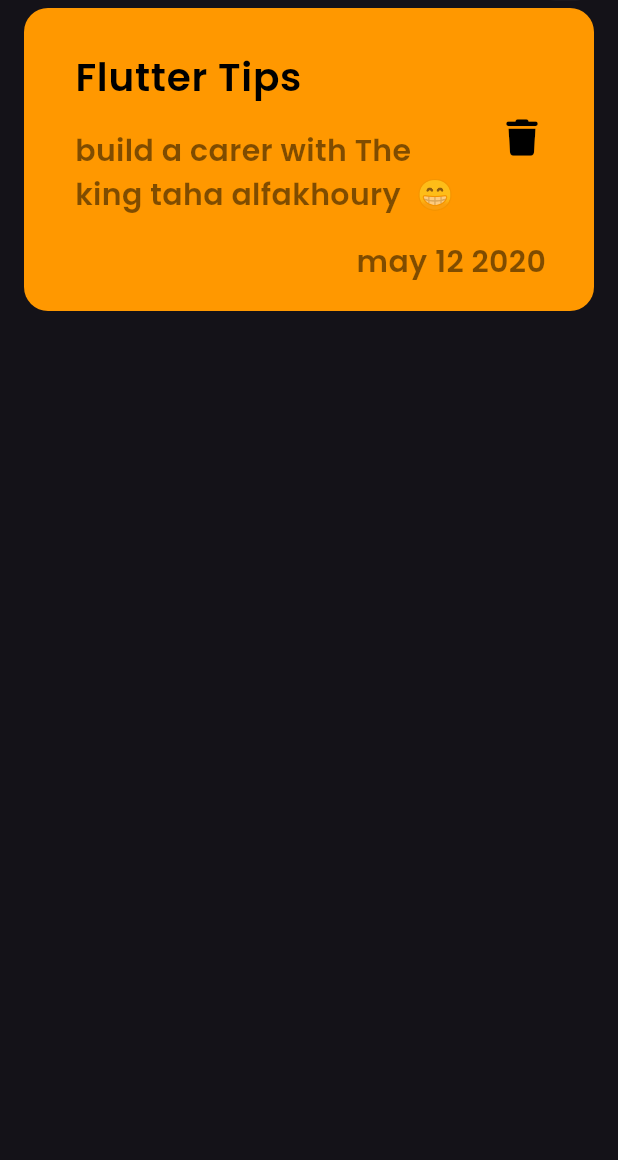
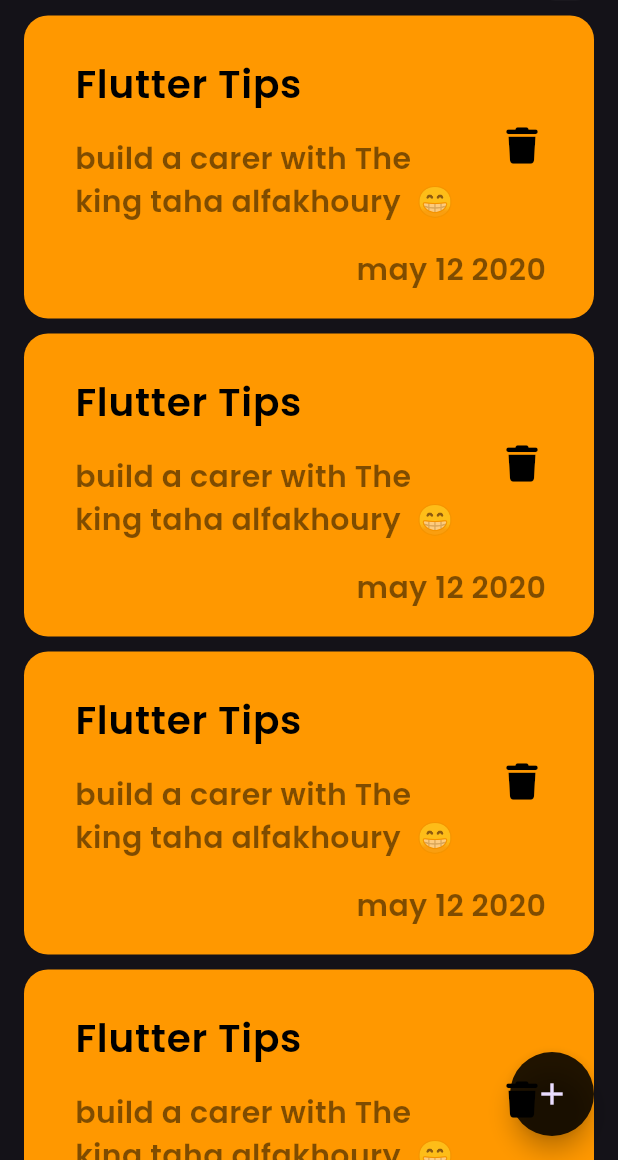
Before and after one commit to Taha12aas/note_a, a Flutter app: the screen it shows after launch, on a phone screen of 412 x 824 dp, the part 76-1236 px from its top. Run offline on Flutter 3.47's test engine with Material 3 defaults, Android fonts, the phone set to English and light mode, and no system bars; our stand-ins replace font_awesome_flutter.

Commit message:
add FloatingActionButton

```diff
--- a/lib/views/notes_view.dart
+++ b/lib/views/notes_view.dart
@@ -1,6 +1,6 @@
 import 'package:flutter/material.dart';
-import 'package:note/widgets/Note_Item.dart';
 import 'package:note/widgets/custom_app_bar.dart';
+import 'package:note/widgets/note_list_view.dart';
 
 class NotesView extends StatelessWidget {
   const NotesView({super.key});
@@ -8,8 +8,16 @@ class NotesView extends StatelessWidget {
   @override
   Widget build(BuildContext context) {
     return Scaffold(
-      appBar: customAppBar(),
-      body: NoteItem(),
-    );
+        floatingActionButton: FloatingActionButton(
+          shape:
+              RoundedRectangleBorder(borderRadius: BorderRadius.circular(50)),
+          backgroundColor: Colors.black87,
+          child: const Icon(
+            Icons.add,
+          ),
+          onPressed: () {},
+        ),
+        appBar: customAppBar(),
+        body: const NoteListView());
   }
 }
--- a/lib/widgets/Note_Item.dart
+++ b/lib/widgets/Note_Item.dart
@@ -1,3 +1,4 @@
+
 import 'package:flutter/material.dart';
 import 'package:font_awesome_flutter/font_awesome_flutter.dart';
 
@@ -7,11 +8,11 @@ class NoteItem extends StatelessWidget {
   @override
   Widget build(BuildContext context) {
     return Padding(
-      padding: const EdgeInsets.symmetric(horizontal: 16),
+      padding: const EdgeInsets.symmetric(horizontal: 16, vertical: 5),
       child: Column(
         children: [
           Container(
-            padding: EdgeInsets.only(top: 18, bottom: 18, left: 18),
+            padding: const EdgeInsets.only(top: 18, bottom: 18, left: 18),
             decoration: BoxDecoration(
               color: Colors.orange,
               borderRadius: BorderRadius.circular(16),
@@ -20,7 +21,7 @@ class NoteItem extends StatelessWidget {
               crossAxisAlignment: CrossAxisAlignment.end,
               children: [
                 ListTile(
-                    title: Text(
+                    title: const Text(
                       "Flutter Tips",
                       style: TextStyle(fontSize: 26, color: Colors.black),
                     ),
@@ -34,7 +35,7 @@ class NoteItem extends StatelessWidget {
                     ),
                     trailing: IconButton(
                       onPressed: () {},
-                      icon: Icon(
+                      icon: const Icon(
                         FontAwesomeIcons.trash,
                         color: Colors.black,
                       ),
--- /dev/null
+++ b/lib/widgets/note_list_view.dart
@@ -0,0 +1,16 @@
+
+import 'package:flutter/material.dart';
+import 'package:note/widgets/note_item.dart';
+
+class NoteListView extends StatelessWidget {
+  const NoteListView({super.key});
+
+  @override
+  Widget build(BuildContext context) {
+    return ListView.builder(
+      itemBuilder: (context, index) {
+        return const NoteItem();
+      },
+    );
+  }
+}
```
